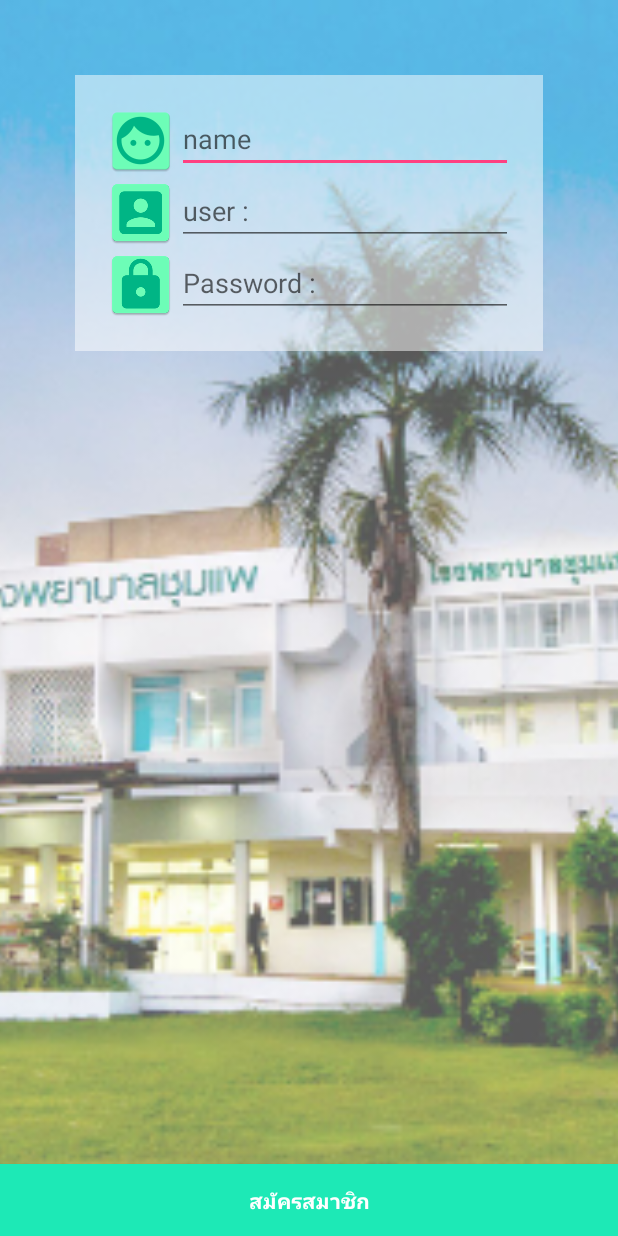
After one commit to ultrapla/MyCPHos, an Android app: the SignUpActivity screen opened directly, with no data from a screen before it, on a phone screen of 412 x 824 dp. The commit adds this screen. Run offline under Robolectric (Android 15) with nearby library versions, the phone set to English and light mode, and no system bars.

Commit message:
Step6 code varible link regis

```diff
--- a/app/src/main/AndroidManifest.xml
+++ b/app/src/main/AndroidManifest.xml
@@ -9,13 +9,14 @@
         android:roundIcon="@mipmap/ic_launcher_round"
         android:supportsRtl="true"
         android:theme="@style/AppTheme">
-        <activity android:name=".MainActivity">
+        <activity android:name=".MainActivity" android:screenOrientation="portrait">
             <intent-filter>
                 <action android:name="android.intent.action.MAIN" />
 
                 <category android:name="android.intent.category.LAUNCHER" />
             </intent-filter>
         </activity>
+        <activity android:name=".SignUpActivity" android:screenOrientation="portrait"></activity>
     </application>
 
 </manifest>
--- a/app/src/main/java/cph/nakhundee/wannapa/mycphos/MainActivity.java
+++ b/app/src/main/java/cph/nakhundee/wannapa/mycphos/MainActivity.java
@@ -1,12 +1,14 @@
 package cph.nakhundee.wannapa.mycphos;
 
+import android.content.Intent;
 import android.support.v7.app.AppCompatActivity;
 import android.os.Bundle;
+import android.view.View;
 import android.widget.Button;
 import android.widget.EditText;
 import android.widget.TextView;
 
-public class MainActivity extends AppCompatActivity {
+public class MainActivity extends AppCompatActivity implements View.OnClickListener {
 
     // Explicit คือการประการศตัวแปร
     private EditText userEditText, passwordEditText;
@@ -21,7 +23,15 @@ public class MainActivity extends AppCompatActivity {
         // initial View การผู้ตัวแปร
         initialView();
 
+        //Controller สามารถคลิ๊กได้ ปุ่ม
+        controller();
+
     }   // นี Main Method ่คือ method หลัก
+
+    private void controller() {
+        textView.setOnClickListener(MainActivity.this);
+        button.setOnClickListener(MainActivity.this);
+    }
 
     private void initialView() {
         userEditText = (EditText) findViewById(R.id.edtUser);  //cart เปลี่ยนตัวแปร
@@ -31,4 +41,21 @@ public class MainActivity extends AppCompatActivity {
     }
 
 
+    @Override
+    public void onClick(View v) {
+
+        // for textview สำหรับ ปุ่ม login
+        if (v == textView) {
+            //Intent to signup
+            Intent intent = new Intent(MainActivity.this, SignUpActivity.class);
+            startActivity(intent);
+
+        }
+
+        // for buttom สำหัรบปุ่มสมัคร
+        if (v == button) {
+
+        }
+
+    }
 }   // Main Class นี่คือคลาสหลัก
--- /dev/null
+++ b/app/src/main/java/cph/nakhundee/wannapa/mycphos/SignUpActivity.java
@@ -0,0 +1,42 @@
+package cph.nakhundee.wannapa.mycphos;
+
+import android.support.v7.app.AppCompatActivity;
+import android.os.Bundle;
+import android.view.View;
+import android.widget.Button;
+import android.widget.EditText;
+
+public class SignUpActivity extends AppCompatActivity implements View.OnClickListener {
+
+    private EditText nameEditText, userEditText, passwordEditText;
+    private Button button;
+
+    @Override
+    protected void onCreate(Bundle savedInstanceState) {
+        super.onCreate(savedInstanceState);
+        setContentView(R.layout.activity_sign_up);
+
+        initialView();
+
+        controller();
+    } // main method เมทตอดหลัก
+
+    private void controller() {
+        button.setOnClickListener(SignUpActivity.this);
+    }
+
+    private void initialView() {
+        nameEditText = (EditText) findViewById(R.id.edtname);
+        userEditText = (EditText) findViewById(R.id.edtUser);
+        passwordEditText = (EditText) findViewById(R.id.edtPassword);
+        button = (Button) findViewById(R.id.btnRegis);
+
+
+    } //
+
+
+    @Override
+    public void onClick(View v) {
+
+    }
+} // main class คลาสหลัก
--- a/app/src/main/res/layout/activity_main.xml
+++ b/app/src/main/res/layout/activity_main.xml
@@ -13,6 +13,10 @@
         android:layout_height="match_parent" />
 
 
+    <ScrollView
+        android:layout_width="match_parent"
+        android:layout_height="wrap_content">
+
         <LinearLayout
             android:padding="20dp"
             android:background="#82ffffff"
@@ -26,10 +30,11 @@
             android:layout_centerHorizontal="true">
 
             <ImageView
+                android:id="@+id/imageView"
+                android:layout_width="@dimen/logo"
+                android:layout_height="@dimen/logo"
                 android:layout_gravity="center_horizontal"
-            android:src="@drawable/cph_logo"
-            android:layout_width="@dimen/logo"
-            android:layout_height="@dimen/logo" />
+                android:src="@drawable/cph_logo" />
 
             <LinearLayout
                 android:orientation="horizontal"
@@ -80,6 +85,8 @@
 
         </LinearLayout>
 
+    </ScrollView>
+
 
     <Button
         android:id="@+id/btnLogin"
--- /dev/null
+++ b/app/src/main/res/layout/activity_sign_up.xml
@@ -0,0 +1,96 @@
+<?xml version="1.0" encoding="utf-8"?>
+<RelativeLayout xmlns:android="http://schemas.android.com/apk/res/android"
+    xmlns:app="http://schemas.android.com/apk/res-auto"
+    xmlns:tools="http://schemas.android.com/tools"
+    android:layout_width="match_parent"
+    android:layout_height="match_parent"
+    tools:context="cph.nakhundee.wannapa.mycphos.SignUpActivity">
+
+    <ImageView
+        android:scaleType="centerCrop"
+        android:src="@drawable/cph_wall"
+        android:layout_width="match_parent"
+        android:layout_height="match_parent" />
+
+    <LinearLayout
+        android:padding="20dp"
+        android:background="#82ffffff"
+        android:layout_width="match_parent"
+        android:layout_height="wrap_content"
+        android:layout_margin="@dimen/margin"
+        android:orientation="vertical">
+
+        <LinearLayout
+            android:layout_width="match_parent"
+            android:layout_height="wrap_content"
+            android:orientation="horizontal">
+
+            <ImageView
+                android:layout_width="wrap_content"
+                android:layout_height="wrap_content"
+                android:src="@mipmap/ic_regisname" />
+
+            <EditText
+
+                android:id="@+id/edtname"
+                android:layout_width="match_parent"
+                android:layout_height="wrap_content"
+                android:hint="@string/name"
+                android:inputType="text" />
+
+
+        </LinearLayout>
+
+        <LinearLayout
+            android:layout_width="match_parent"
+            android:layout_height="wrap_content"
+            android:orientation="horizontal">
+
+            <ImageView
+                android:layout_width="wrap_content"
+                android:layout_height="wrap_content"
+                android:src="@mipmap/ic_user" />
+
+            <EditText
+                android:id="@+id/edtUser"
+                android:layout_width="match_parent"
+                android:layout_height="wrap_content"
+                android:hint="@string/user"
+                android:inputType="text"/>
+
+
+        </LinearLayout>
+
+        <LinearLayout
+            android:layout_width="match_parent"
+            android:layout_height="wrap_content"
+            android:orientation="horizontal">
+
+            <ImageView
+                android:layout_width="wrap_content"
+                android:layout_height="wrap_content"
+                android:src="@mipmap/ic_password" />
+
+            <EditText
+                android:id="@+id/edtPassword"
+                android:layout_width="match_parent"
+                android:layout_height="wrap_content"
+                android:hint="@string/password"
+                android:inputType="text"/>
+
+
+        </LinearLayout>
+
+    </LinearLayout>
+
+    <Button
+        android:id="@+id/btnRegis"
+        android:layout_width="match_parent"
+        android:layout_height="wrap_content"
+        android:layout_alignParentBottom="true"
+        android:background="@color/colorPrimary"
+        android:text="@string/regis"
+        android:textColor="@color/white"
+        android:textStyle="bold" />
+
+</RelativeLayout>
--- a/app/src/main/res/values/strings.xml
+++ b/app/src/main/res/values/strings.xml
@@ -4,4 +4,8 @@
     <string name="regis">สมัครสมาชิก</string>
     <string name="user">user :</string>
     <string name="password">Password :</string>
+    <string name="name">name</string>
+    <string name="regisuser">user</string>
+    <string name="regispassword">password</string>
+    <string name="rename">name</string>
 </resources>
```
Also changed, not shown: app/src/main/ic_regisname-web.png (added), app/src/main/res/mipmap-hdpi/ic_regisname.png (added), app/src/main/res/mipmap-mdpi/ic_regisname.png (added), app/src/main/res/mipmap-xhdpi/ic_regisname.png (added), app/src/main/res/mipmap-xxhdpi/ic_regisname.png (added), app/src/main/res/mipmap-xxxhdpi/ic_regisname.png (added). Lines whose indentation alone changed are shown as unchanged.
